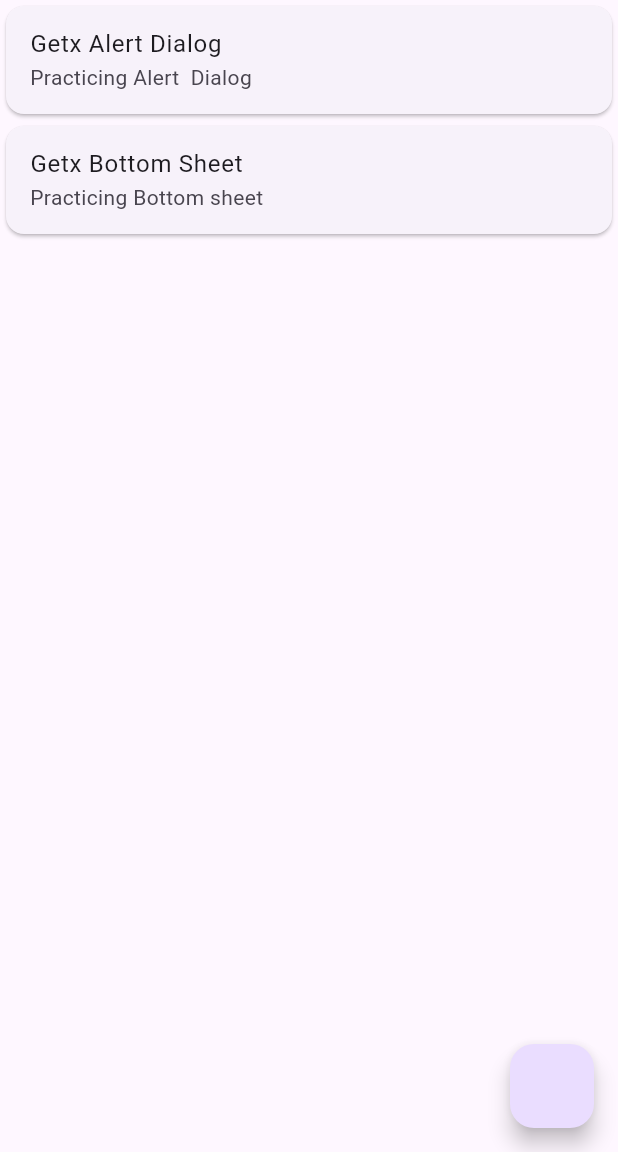
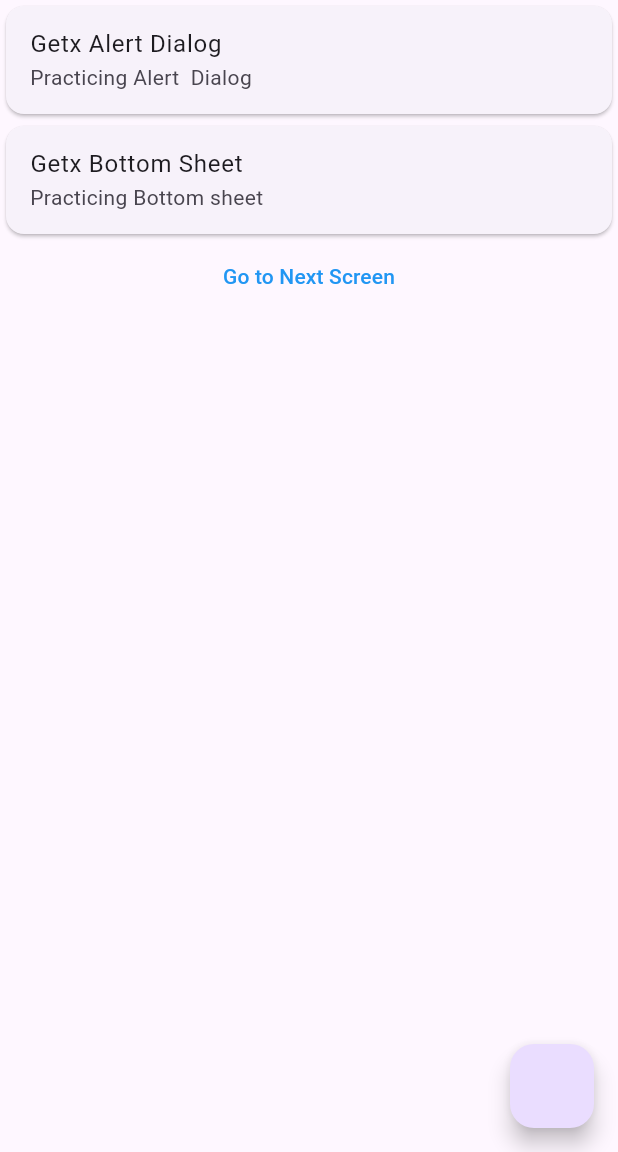
Before and after one commit to huzaifa-huzzi/Getx-Tutorials, a Flutter app: the screen it shows after launch, on a phone screen of 412 x 824 dp, the part 84-1236 px from its top. Run offline on Flutter 3.47's test engine with Material 3 defaults, Android fonts, the phone set to English and light mode, and no system bars; our stand-ins replace get.

Commit message:
1.Practice in Getx

```diff
--- a/lib/HomeScreen.dart
+++ b/lib/HomeScreen.dart
@@ -1,8 +1,10 @@
 import 'package:flutter/material.dart';
 import 'package:get/get.dart';
+import 'package:getx_dart/Screen_one.dart';
 
 class HomeScreen extends StatefulWidget {
-  const HomeScreen({super.key});
+
+  const HomeScreen({super.key });
 
   @override
   State<HomeScreen> createState() => _HomeScreenState();
@@ -13,7 +15,7 @@ class _HomeScreenState extends State<HomeScreen> {
   Widget build(BuildContext context) {
     return Scaffold(
       appBar: AppBar(
-        title:const  Text('GetX Practice'),
+        title: const  Text('GetX Practice'),
         centerTitle: true,
         backgroundColor: Colors.blue,
       ),
@@ -68,7 +70,14 @@ class _HomeScreenState extends State<HomeScreen> {
                 );
               },
             ),
-          )
+          ),
+            // For Routing from one page to other
+             TextButton(onPressed: (){
+              // Get.to(const ScreenOne(name: 'Huzaifa khan',));
+               Get.toNamed('/ScreenOne',arguments: [
+                 'Huzaifa khan'
+               ]);
+             }, child:const  Text('Go to Next Screen',style: TextStyle(color: Colors.blue),))
         ],
       ),
       floatingActionButton: FloatingActionButton(onPressed:(){
--- a/lib/main.dart
+++ b/lib/main.dart
@@ -1,6 +1,8 @@
 import 'package:flutter/material.dart';
 import 'package:get/get.dart';
+import 'package:get/get_navigation/get_navigation.dart';
 import 'package:getx_dart/HomeScreen.dart';
+import 'package:getx_dart/Screen_one.dart';
 
 void main() {
   runApp(const MyApp());
@@ -11,10 +13,14 @@ class MyApp extends StatelessWidget {
 
   @override
   Widget build(BuildContext context) {
-    return const GetMaterialApp(
+    return  GetMaterialApp(
       title: 'GetX Practice',
       debugShowCheckedModeBanner: false,
-      home: HomeScreen(),
+      home:const  HomeScreen(),
+      getPages: [
+        GetPage(name: '/', page: () =>const  HomeScreen()),
+        GetPage(name: '/ScreenOne', page: () =>  ScreenOne())
+      ],
     );
   }
 }
```
Also changed, not shown: lib/Screen_one.dart (added, +27 -0 lines).
